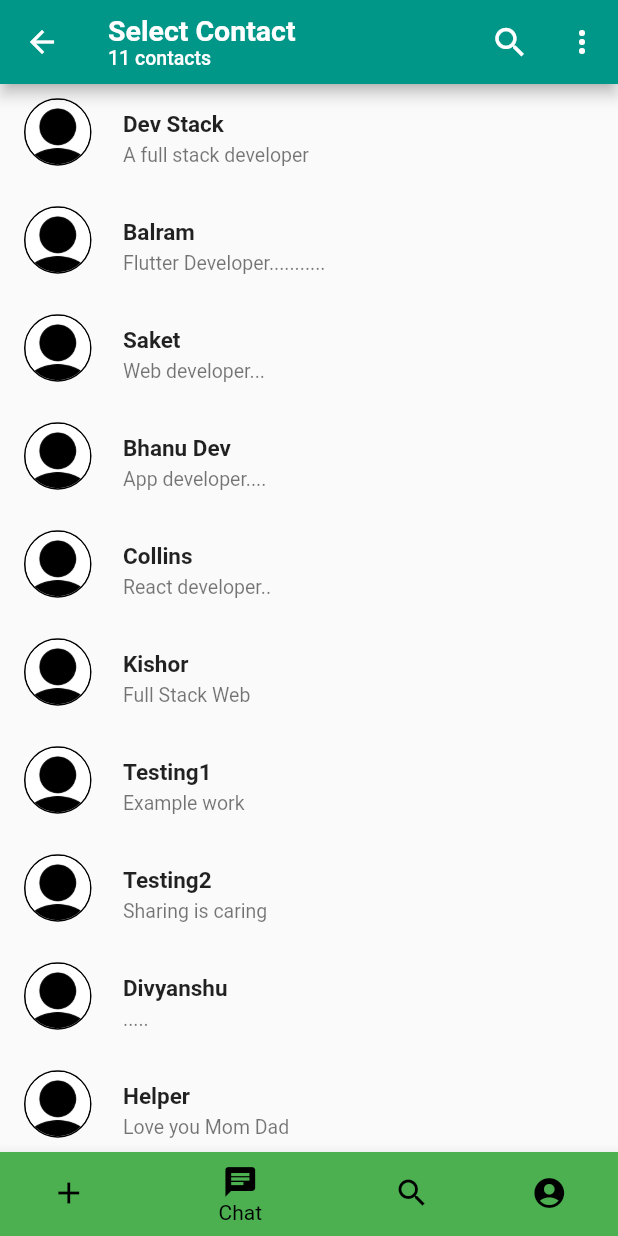
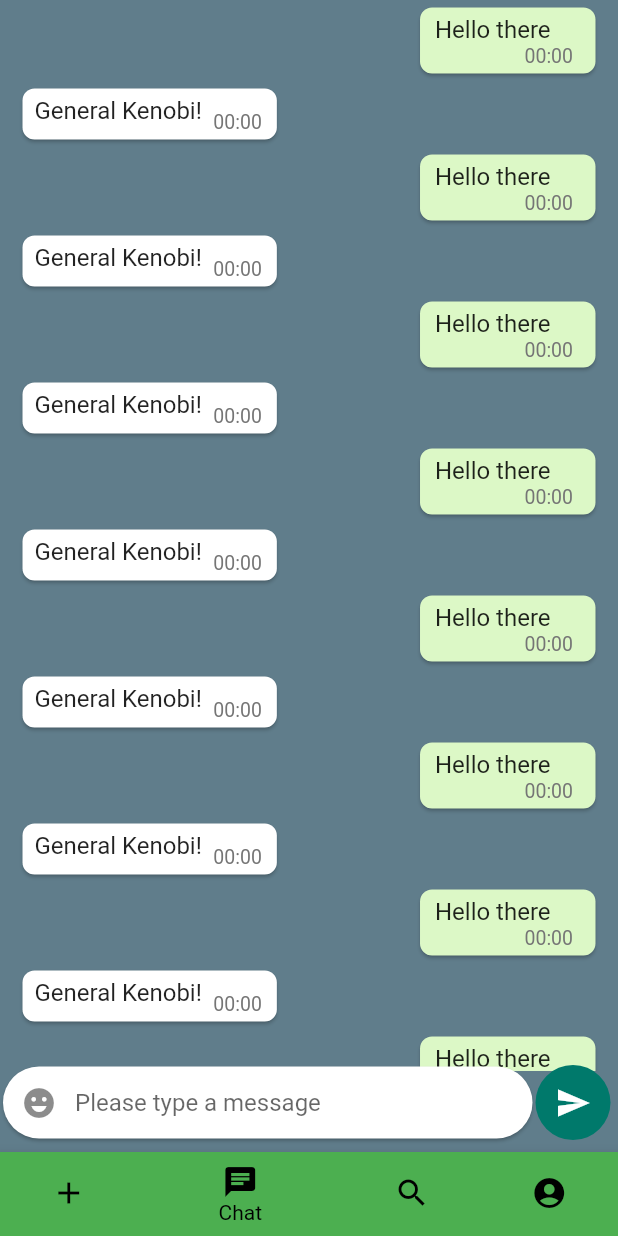
Before and after one commit to ElijahMSmith/StudentConnectionPlatformFrontEnd, a Flutter app: the NavigationHelperWidget screen opened by its route, item 2 of the bottom bar chosen, on a phone screen of 412 x 824 dp. Run offline on Flutter 3.47's test engine with Material 2 defaults, Android fonts, the phone set to English and light mode, and no system bars; our stand-ins replace fluttertoast, image_cropper, image_picker, shared_preferences, socket_io_client; missing offline and left inert: autocomplete_textfield; accounts and stored records are empty; network calls fail; project files that could hold a hidden picture were left out.

Commit message:
more code

```diff
--- a/student_connection_platform_frontend/lib/navigator.dart
+++ b/student_connection_platform_frontend/lib/navigator.dart
@@ -2,17 +2,21 @@ import 'package:flutter/material.dart';
 import 'package:student_connection_platform_frontend/constants.dart';
 import 'package:student_connection_platform_frontend/pages_by_leo/match_maker.dart';
 import 'package:student_connection_platform_frontend/pages_by_leo/post_page.dart';
-import 'pages_by_leo/SelectContact.dart';
+import 'pages_by_leo/ContactsPage.dart';
+import 'pages_by_leo/dm.dart';
+import 'pages_by_leo/dm_chat.dart';
 import 'pages_by_leo/profile_page.dart';
-import 'account.dart';
+import 'pages_by_leo/models/account.dart';
 
 Account _userAccount;
 
 // this helper widget will help avoid circular dependencies among the other dart files
-class NavigationHelperWidget extends StatefulWidget {
+class NavigationHelperWidget extends StatefulWidget
+{
   static const String routeID = "/UserContent";
 
-  NavigationHelperWidget(Account userAccount) {
+  NavigationHelperWidget(Account userAccount)
+  {
     print("Opened account in NavigationHelperWidget:\n------------\n" +
         userAccount.toString() +
         "\n-----------------\n");
@@ -23,29 +27,33 @@ class NavigationHelperWidget extends StatefulWidget {
   _NavigationHelperWidgetState createState() => _NavigationHelperWidgetState();
 }
 
-class _NavigationHelperWidgetState extends State<NavigationHelperWidget> {
+class _NavigationHelperWidgetState extends State<NavigationHelperWidget>
+{
   int _selectedIndex = 0;
 
-  final List<Widget> pages = [
+  final List<Widget> pages =
+  [
     PostPage(),
     // Connect to a WebSocket server
     // don't pass the websocket channel down this widget. Instead, declare and initialze
     // it inside
-    // DMChat(),
+    DM(),
 
-    SelectContact(_userAccount),
+    // SelectContact(_userAccount),
     MatchMaker(_userAccount),
     ProfilePage(_userAccount),
   ];
 
   // navigate to the page based on the index selected
-  void _onItemTapped(int bottomNavButtonIndex) {
+  void _onItemTapped(int bottomNavButtonIndex)
+  {
     _selectedIndex = bottomNavButtonIndex;
     setState(() {});
   }
 
   @override
-  Widget build(BuildContext context) {
+  Widget build(BuildContext context)
+  {
     return Scaffold(
       body: pages[_selectedIndex],
 
--- a/student_connection_platform_frontend/lib/pages/SignupSections/AccountDetails.dart
+++ b/student_connection_platform_frontend/lib/pages/SignupSections/AccountDetails.dart
@@ -1,5 +1,5 @@
 import 'package:student_connection_platform_frontend/pages/signup.dart';
-import 'package:student_connection_platform_frontend/account.dart';
+import 'package:student_connection_platform_frontend/pages_by_leo/models/account.dart';
 import 'package:intl/date_symbol_data_local.dart';
 import 'package:intl/intl.dart';
 import 'package:flutter/material.dart';
--- a/student_connection_platform_frontend/lib/pages/SignupSections/UserDetails.dart
+++ b/student_connection_platform_frontend/lib/pages/SignupSections/UserDetails.dart
@@ -1,5 +1,5 @@
 import 'package:autocomplete_textfield/autocomplete_textfield.dart';
-import 'package:student_connection_platform_frontend/account.dart';
+import 'package:student_connection_platform_frontend/pages_by_leo/models/account.dart';
 import 'package:flutter/services.dart' show rootBundle;
 import 'package:flutter/material.dart';
 import 'dart:async';
--- a/student_connection_platform_frontend/lib/pages/SignupSections/UserOverview.dart
+++ b/student_connection_platform_frontend/lib/pages/SignupSections/UserOverview.dart
@@ -1,4 +1,4 @@
-import 'package:student_connection_platform_frontend/account.dart';
+import 'package:student_connection_platform_frontend/pages_by_leo/models/account.dart';
 import 'package:image_picker/image_picker.dart';
 import 'package:image_cropper/image_cropper.dart';
 import 'package:flutter/material.dart';
--- a/student_connection_platform_frontend/lib/pages/signup.dart
+++ b/student_connection_platform_frontend/lib/pages/signup.dart
@@ -2,7 +2,7 @@ import 'package:student_connection_platform_frontend/navigator.dart';
 import 'package:student_connection_platform_frontend/pages/SignupSections/AccountDetails.dart';
 import 'package:student_connection_platform_frontend/pages/SignupSections/UserOverview.dart';
 import 'package:student_connection_platform_frontend/pages/SignupSections/UserDetails.dart';
-import 'package:student_connection_platform_frontend/account.dart';
+import 'package:student_connection_platform_frontend/pages_by_leo/models/account.dart';
 import 'package:flutter/material.dart';
 import 'package:fluttertoast/fluttertoast.dart';
 import 'package:http/http.dart' as http;
--- a/student_connection_platform_frontend/lib/pages_by_leo/ContactCard.dart
+++ b/student_connection_platform_frontend/lib/pages_by_leo/ContactCard.dart
@@ -1,12 +1,14 @@
 import 'package:flutter/material.dart';
 import 'models/ChatModel.dart';
 
-class ContactCard extends StatelessWidget {
+class ContactCard extends StatelessWidget
+{
   const ContactCard({Key key, this.contact}) : super(key: key);
   final ChatModel contact;
 
   @override
-  Widget build(BuildContext context) {
+  Widget build(BuildContext context)
+  {
     return ListTile(
       leading: Container(
         width: 50,
--- a/student_connection_platform_frontend/lib/pages_by_leo/SelectContact.dart
+++ b/student_connection_platform_frontend/lib/pages_by_leo/ContactsPage.dart
@@ -4,20 +4,20 @@ import 'ButtonCard.dart';
 import 'ContactCard.dart';
 import 'models/ChatModel.dart';
 import 'package:uuid/uuid.dart';
-import '../account.dart';
+import 'models/account.dart';
 
 Account _userAccount;
 
-class SelectContact extends StatefulWidget {
-  SelectContact(Account userAccount) {
+class ContactsPage extends StatefulWidget {
+  ContactsPage(Account userAccount) {
     _userAccount = userAccount;
   }
 
   @override
-  _SelectContactState createState() => _SelectContactState();
+  _ContactsPageState createState() => _ContactsPageState();
 }
 
-class _SelectContactState extends State<SelectContact> {
+class _ContactsPageState extends State<ContactsPage> {
   @override
   Widget build(BuildContext context) {
     List<ChatModel> contacts = [
--- /dev/null
+++ b/student_connection_platform_frontend/lib/pages_by_leo/OwnMessageBubble.dart
@@ -0,0 +1,65 @@
+import 'package:flutter/material.dart';
+
+class OwnMessageBubble extends StatelessWidget {
+  const OwnMessageBubble({Key key, this.message, this.time}) : super(key: key);
+  final String message;
+  final String time;
+
+  @override
+  Widget build(BuildContext context) {
+    return Align(
+      alignment: Alignment.centerRight,
+      child: ConstrainedBox(
+        constraints: BoxConstraints(
+          maxWidth: MediaQuery.of(context).size.width - 45,
+        ),
+        child: Card(
+          elevation: 1,
+          shape: RoundedRectangleBorder(borderRadius: BorderRadius.circular(8)),
+          color: Color(0xffdcf8c6),
+          margin: EdgeInsets.symmetric(horizontal: 15, vertical: 5),
+          child: Stack(
+            children: [
+              Padding(
+                padding: const EdgeInsets.only(
+                  left: 10,
+                  right: 30,
+                  top: 5,
+                  bottom: 20,
+                ),
+                child: Text(
+                  message,
+                  style: TextStyle(
+                    fontSize: 16,
+                  ),
+                ),
+              ),
+              Positioned(
+                bottom: 4,
+                right: 10,
+                child: Row(
+                  children: [
+                    Text(
+                      time,
+                      style: TextStyle(
+                        fontSize: 13,
+                        color: Colors.grey[600],
+                      ),
+                    ),
+                    SizedBox(
+                      width: 5,
+                    ),
+                    // Icon(
+                    //   Icons.done_all,
+                    //   size: 20,
+                    // ),
+                  ],
+                ),
+              ),
+            ],
+          ),
+        ),
+      ),
+    );
+  }
+}
--- /dev/null
+++ b/student_connection_platform_frontend/lib/pages_by_leo/dm.dart
@@ -0,0 +1,235 @@
+import 'package:flutter/material.dart';
+import 'package:student_connection_platform_frontend/pages_by_leo/OwnMessageBubble.dart';
+import 'package:student_connection_platform_frontend/pages_by_leo/reply_message_bubble.dart';
+import 'package:web_socket_channel/io.dart';
+import 'package:web_socket_channel/web_socket_channel.dart';
+import 'package:flutter/foundation.dart';
+import '../constants.dart';
+import 'package:socket_io_client/socket_io_client.dart' as IO;
+
+// https://flutter.dev/docs/cookbook/networking/web-sockets
+/*
+  -Connect to a WebSocket server.
+  -Listen for messages from the server.
+  -Send data to the server.
+  -Close the WebSocket connection.
+*/
+
+class DM extends StatefulWidget {
+  @override
+  _DMState createState() => _DMState();
+}
+
+class _DMState extends State<DM> {
+  TextEditingController controller;
+  IO.Socket socket;
+  final String ipAddyAndPortNum = 'ws://localhost:3000'; // 192.168.1.84
+
+  void connect() {
+    socket = IO.io(ipAddyAndPortNum, <String, dynamic>{
+      'transports': ['websocket'],
+      'autoConnect': false,
+    });
+    socket.connect();
+    socket.onConnect((data) => print('connected'));
+    print(socket.connected);
+
+    socket.emit('/test', 'hello there!');
+  }
+
+  @override
+  void initState() {
+    super.initState();
+    connect();
+  }
+
+  @override
+  Widget build(BuildContext context) {
+    return Stack(
+      children: [
+        // background image for dms
+        Image.asset('assets/images/baby_yoda.jpg'),
+        Scaffold(
+            backgroundColor: Colors.blueGrey,
+            body: Container(
+              height: MediaQuery.of(context).size.height,
+              width: MediaQuery.of(context).size.width,
+              child: Stack(
+                children: [
+                  // messages from both yourself and the other person will be here
+                  Container(
+                    height: MediaQuery.of(context).size.height - 110,
+                    child: ListView(
+                      children: [
+                        OwnMessageBubble(
+                          message: 'Hello there',
+                          time: '00:00',
+                        ),
+                        ReplyBubble(
+                          message: 'General Kenobi!',
+                          time: '00:00',
+                        ),
+                        OwnMessageBubble(
+                          message: 'Hello there',
+                          time: '00:00',
+                        ),
+                        ReplyBubble(
+                          message: 'General Kenobi!',
+                          time: '00:00',
+                        ),
+                        OwnMessageBubble(
+                          message: 'Hello there',
+                          time: '00:00',
+                        ),
+                        ReplyBubble(
+                          message: 'General Kenobi!',
+                          time: '00:00',
+                        ),
+                        OwnMessageBubble(
+                          message: 'Hello there',
+                          time: '00:00',
+                        ),
+                        ReplyBubble(
+                          message: 'General Kenobi!',
+                          time: '00:00',
+                        ),
+                        OwnMessageBubble(
+                          message: 'Hello there',
+                          time: '00:00',
+                        ),
+                        ReplyBubble(
+                          message: 'General Kenobi!',
+                          time: '00:00',
+                        ),
+                        OwnMessageBubble(
+                          message: 'Hello there',
+                          time: '00:00',
+                        ),
+                        ReplyBubble(
+                          message: 'General Kenobi!',
+                          time: '00:00',
+                        ),
+                        OwnMessageBubble(
+                          message: 'Hello there',
+                          time: '00:00',
+                        ),
+                        ReplyBubble(
+                          message: 'General Kenobi!',
+                          time: '00:00',
+                        ),
+                        OwnMessageBubble(
+                          message: 'Hello there',
+                          time: '00:00',
+                        ),
+                        ReplyBubble(
+                          message: 'General Kenobi!',
+                          time: '00:00',
+                        ),
+                      ],
+                    ),
+                  ),
+
+                  Align(
+                    alignment: Alignment.bottomCenter,
+                    // row will be at the bottom of the screen
+                    child: Row(
+                      children: [
+                        Container(
+                          width: MediaQuery.of(context).size.width - 55,
+                          child: Card(
+                            margin: EdgeInsets.only(
+                              left: 2,
+                              right: 2,
+                              bottom: 8,
+                            ),
+                            shape: RoundedRectangleBorder(
+                              borderRadius: BorderRadius.circular(25),
+                            ),
+                            child: TextFormField(
+                              maxLines: 5,
+                              minLines: 1,
+                              textAlignVertical: TextAlignVertical.center,
+                              keyboardType: TextInputType.multiline,
+                              decoration: InputDecoration(
+                                border: InputBorder.none,
+                                hintText: 'Please type a message',
+                                prefixIcon: IconButton(
+                                  icon: Icon(
+                                    Icons.emoji_emotions,
+                                  ),
+                                  onPressed: () {
+                                    print('pick an emoji');
+                                  },
+                                ),
+                                contentPadding: EdgeInsets.all(5),
+                              ),
+                            ),
+                          ),
+                        ),
+                        Padding(
+                          padding: const EdgeInsets.only(bottom: 8.0, right: 2),
+                          child: CircleAvatar(
+                            radius: 25,
+                            child: IconButton(
+                              onPressed: () {},
+                              icon: Icon(Icons.send),
+                            ),
+                          ),
+                        ),
+                      ],
+                    ),
+                  )
+                ],
+              ),
+            )
+            // This trailing comma makes auto-formatting nicer for build methods.
+            ),
+      ],
+    );
+  }
+
+  @override
+  void dispose() {
+    super.dispose();
+  }
+}
+
+class MessagesBubble extends StatelessWidget {
+  final String sender;
+  final String text;
+  MessagesBubble({this.sender = 'dummy sender', this.text});
+
+  @override
+  Widget build(BuildContext context) {
+    return Padding(
+      padding: const EdgeInsets.all(10),
+      child: Column(
+        crossAxisAlignment: CrossAxisAlignment.end,
+        children: [
+          Text(
+            sender,
+            style: TextStyle(
+              fontSize: 12,
+              color: Colors.black54,
+            ),
+          ),
+          Material(
+            borderRadius: BorderRadius.circular(30.0),
+            // gives shadow to the messages bubbles`
+            elevation: 5.0,
+            color: Colors.green,
+            child: Padding(
+              padding: const EdgeInsets.symmetric(vertical: 10, horizontal: 20),
+              child: Text(
+                text,
+                style: TextStyle(
+                  fontSize: 15,
+                ),
+              ),
+            ),
+          ),
+        ],
+      ),
+    );
+  }
+}
--- a/student_connection_platform_frontend/lib/pages_by_leo/dm_chat.dart
+++ b/student_connection_platform_frontend/lib/pages_by_leo/dm_chat.dart
@@ -71,13 +71,6 @@ class _DMChatState extends State<DMChat>
         child: Column(
           crossAxisAlignment: CrossAxisAlignment.start,
           children: <Widget>[
-            Form(
-              child: TextFormField(
-                controller: _controller,
-                decoration: InputDecoration(labelText: 'Send a message'),
-              ),
-            ),
-
             // Listen for messages from the server.
             StreamBuilder(
               stream: channel.stream,
@@ -96,7 +89,13 @@ class _DMChatState extends State<DMChat>
                     }),
                 );
               },
-            )
+            ),
+            Form(
+              child: TextFormField(
+                controller: _controller,
+                decoration: InputDecoration(labelText: 'Send a message'),
+              ),
+            ),
           ],
         ),
       ),
--- a/student_connection_platform_frontend/lib/pages_by_leo/match_maker.dart
+++ b/student_connection_platform_frontend/lib/pages_by_leo/match_maker.dart
@@ -3,7 +3,7 @@ import 'package:flutter/material.dart';
 import 'package:provider/provider.dart';
 import '../constants.dart';
 import 'animated_card.dart';
-import '../account.dart';
+import 'models/account.dart';
 
 Account _userAccount;
 
--- a/student_connection_platform_frontend/lib/account.dart
+++ b/student_connection_platform_frontend/lib/pages_by_leo/models/account.dart
@@ -1,10 +1,9 @@
 import 'dart:convert';
-
-import 'package:fluttertoast/fluttertoast.dart';
 import 'package:http/http.dart' as http;
 import 'dart:io';
 
-class Account {
+class Account
+{
   // Validation and setting values handled by forms, so leaving these public
   String email = "";
   bool validEmail = false;
--- a/student_connection_platform_frontend/lib/pages_by_leo/profile_page.dart
+++ b/student_connection_platform_frontend/lib/pages_by_leo/profile_page.dart
@@ -2,11 +2,12 @@ import 'dart:io';
 import 'package:flutter/material.dart';
 import 'package:image_picker/image_picker.dart';
 import 'package:student_connection_platform_frontend/pages_by_leo/preview_profile.dart';
-import '../account.dart';
+import 'models/account.dart';
 
 Account _userAccount;
 
-class ProfilePage extends StatefulWidget {
+class ProfilePage extends StatefulWidget
+{
   static const String routeID = '/ProfilePage';
 
   ProfilePage(Account userAccount) {
@@ -17,19 +18,8 @@ class ProfilePage extends StatefulWidget {
   _ProfilePageState createState() => _ProfilePageState();
 }
 
-class _ProfilePageState extends State<ProfilePage> {
-  final aboutMe = [
-    'Greetings! I am currently a Computer Science graduate student attending ',
-    'The University of Central Florida. My productive spare-time ',
-    'hobbies include full-stack development on web, mobile, and game applications. ',
-    'I am fascinated by what machine learning can do for the society; ',
-    'as a result, I am trying to get a more in-depth understanding of the application of machine learning, ',
-    'and such a desire has motivated me to continue my education in graduate school. ',
-    'Eventually, I would have a better understanding of the machine learning algorithms '
-        'behind the scenes as I incorporate such applications & concepts into my personal projects, ',
-    'and leverage such skills to contribute in the software idustry.'
-  ];
-
+class _ProfilePageState extends State<ProfilePage>
+{
   /// initialize the buffer.
   /// Note that this method
   /// clears out any contents
@@ -82,7 +72,6 @@ class _ProfilePageState extends State<ProfilePage> {
   @override
   void initState() {
     super.initState();
-    // fillBufferFromList(aboutMeBuffer, aboutMe);
 
     // list comprehension for dart language
     // if you've used python, you probably are
@@ -117,7 +106,12 @@ class _ProfilePageState extends State<ProfilePage> {
       TextEditingController controller,
       Function datePicker,
       Function validator,
-    }) {
+      String accountInfo,
+    })
+    {
+
+      controller.text = accountInfo;
+
       return TextFormField(
         controller: controller,
         showCursor: showCursor,
@@ -261,7 +255,9 @@ class _ProfilePageState extends State<ProfilePage> {
                       helper: 'Name can\'t be empty',
                       controller: controllers[0],
                       errorText: nameError,
-                      validator: validator),
+                      validator: validator,
+                      accountInfo: _userAccount.name
+                      ),
                   SizedBox(height: 30),
                   textfield(
                       icon: Icons.person,
@@ -270,26 +266,30 @@ class _ProfilePageState extends State<ProfilePage> {
                       readOnly: true,
                       helper: 'mm/dd/yyyy',
                       controller: controllers[1],
-                      datePicker: datePicker),
+                      datePicker: datePicker,
+                      accountInfo: _userAccount.dateOfBirth),
                   SizedBox(height: 30),
                   textfield(
                       icon: Icons.work,
                       label: 'Profession',
                       helper: 'Software developer',
-                      controller: controllers[2]),
+                      controller: controllers[2],
+                      accountInfo: _userAccount.job),
                   SizedBox(height: 30),
                   textfield(
                       icon: Icons.school,
                       label: 'Major',
                       helper: 'computer science',
-                      controller: controllers[3]),
+                      controller: controllers[3],
+                      accountInfo: _userAccount.major),
                   SizedBox(height: 30),
                   textfield(
                       icon: Icons.book,
                       label: 'About',
                       helper: 'About me',
                       controller: controllers[4],
-                      maxLines: 5),
+                      maxLines: 5,
+                      accountInfo: _userAccount.bio),
                   SizedBox(height: 30),
                   ElevatedButton.icon(
                     onPressed: () {
--- /dev/null
+++ b/student_connection_platform_frontend/lib/pages_by_leo/reply_message_bubble.dart
@@ -0,0 +1,54 @@
+import 'package:flutter/material.dart';
+
+class ReplyBubble extends StatelessWidget {
+  const ReplyBubble({Key key, this.message, this.time}) : super(key: key);
+  final String message;
+  final String time;
+
+  @override
+  Widget build(BuildContext context) {
+    return Align(
+      alignment: Alignment.centerLeft,
+      child: ConstrainedBox(
+        constraints: BoxConstraints(
+          maxWidth: MediaQuery.of(context).size.width - 45,
+        ),
+        child: Card(
+          elevation: 1,
+          shape: RoundedRectangleBorder(borderRadius: BorderRadius.circular(8)),
+          // color: Color(0xffdcf8c6),
+          margin: EdgeInsets.symmetric(horizontal: 15, vertical: 5),
+          child: Stack(
+            children: [
+              Padding(
+                padding: const EdgeInsets.only(
+                  left: 8,
+                  right: 50,
+                  top: 5,
+                  bottom: 10,
+                ),
+                child: Text(
+                  message,
+                  style: TextStyle(
+                    fontSize: 16,
+                  ),
+                ),
+              ),
+              Positioned(
+                bottom: 4,
+                right: 10,
+                child: Text(
+                  time,
+                  style: TextStyle(
+                    fontSize: 13,
+                    color: Colors.grey[600],
+                  ),
+                ),
+              ),
+            ],
+          ),
+        ),
+      ),
+    );
+  }
+}
--- a/student_connection_platform_frontend/pubspec.yaml
+++ b/student_connection_platform_frontend/pubspec.yaml
@@ -28,6 +28,7 @@ dependencies:
   shared_preferences: ^2.0.5
   fluttertoast: ^8.0.3
   jwt_decoder: ^2.0.1
+  emoji_picker: ^0.1.0
 
 dev_dependencies:
   flutter_test:
```
Also changed, not shown: student_connection_platform_frontend/lib/main.dart (+11 -6 lines), student_connection_platform_frontend/lib/pages/signin.dart (+7 -4 lines), student_connection_platform_frontend/pubspec.lock.
